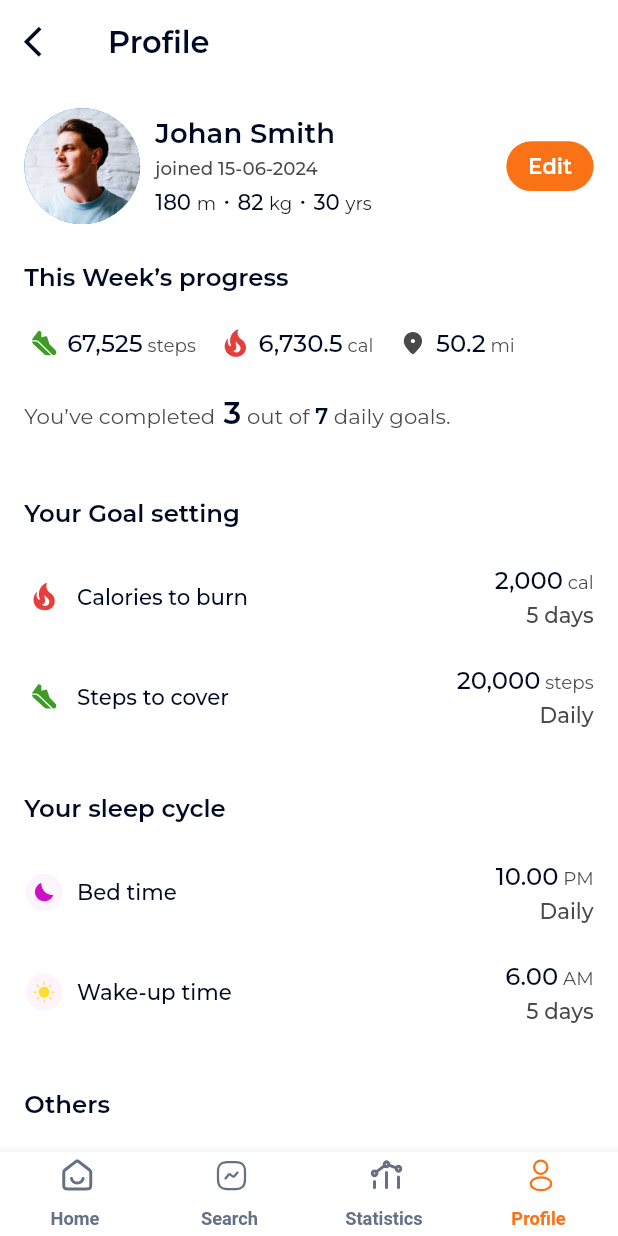
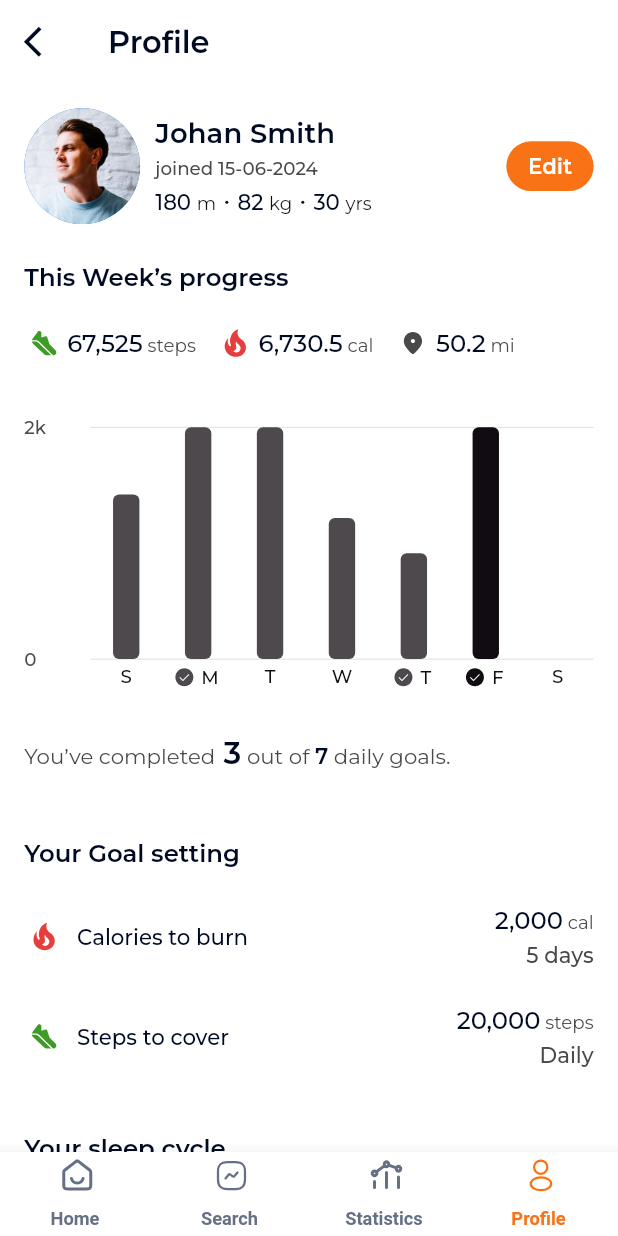
Before and after one commit to Margub-Morshed/Fitness-Tracking-App, a Flutter app: the screen it shows after launch, item 4 of the bottom bar chosen, on a phone screen of 412 x 824 dp. Run offline on Flutter 3.47's test engine with Material 3 defaults, Android fonts, the phone set to English and light mode, and no system bars; drawn by our look-alikes of badges, custom_navigation_bar, fl_chart; our stand-ins replace carousel_slider, flutter_screenutil, flutter_svg, get, google_fonts, percent_indicator; Roboto replaces fonts that are missing (Overpass).

Commit message:
Custom Bar Chart Added In My Account Screen

```diff
--- a/analysis_options.yaml
+++ b/analysis_options.yaml
@@ -7,6 +7,9 @@
 
 # The following line activates a set of recommended lints for Flutter apps,
 # packages, and plugins designed to encourage good coding practices.
+analyzer:
+  errors:
+    deprecated_member_use: ignore
 include: package:flutter_lints/flutter.yaml
 
 linter:
--- a/lib/features/my_account/presentation/screens/my_account.dart
+++ b/lib/features/my_account/presentation/screens/my_account.dart
@@ -4,6 +4,7 @@ import '../../../../core/constants/text_font_style.dart';
 import '../../../../core/helpers/ui_helpers.dart';
 import '../../../../core/widgets/custom_appbar.dart';
 import '../../../../gen/assets.gen.dart';
+import '../widgets/custom_bar_chart.dart';
 import '../widgets/info_row.dart';
 import '../widgets/my_account.dart';
 import '../widgets/other_card.dart';
@@ -53,6 +54,14 @@ class MyAccountScreen extends StatelessWidget {
                   ),
                 ],
               ),
+              UIHelper.verticalSpaceSemiLarge,
+
+              // Custom Vertical Bar Chart
+              SizedBox(
+                height: 180.h,
+                child: const CustomBarChart(),
+              ),
+
               UIHelper.verticalSpaceMedium,
               buildCompletionStatusText(),
               UIHelper.verticalSpaceSemiLarge,
--- /dev/null
+++ b/lib/features/my_account/presentation/widgets/custom_bar_chart.dart
@@ -0,0 +1,220 @@
+import 'package:fitness_tracking_app/core/constants/text_font_style.dart';
+import 'package:fitness_tracking_app/core/helpers/ui_helpers.dart';
+import 'package:fitness_tracking_app/gen/assets.gen.dart';
+import 'package:fl_chart/fl_chart.dart';
+import 'package:flutter/material.dart';
+import 'package:flutter_screenutil/flutter_screenutil.dart';
+import 'package:flutter_svg/svg.dart';
+import '../../../../gen/colors.gen.dart';
+
+class CustomBarChart extends StatelessWidget {
+  const CustomBarChart({super.key});
+
+  @override
+  Widget build(BuildContext context) {
+    final borderRadius = BorderRadius.circular(4.r);
+    final barChartWidth = 16.w;
+    const Color activeColor = AppColors.c110C11;
+    const Color inActiveColor = AppColors.c4D494D;
+
+    return BarChart(
+      BarChartData(
+        alignment: BarChartAlignment.spaceAround,
+
+        // In order to draw horizontal lines at 0 and 2000 on the chart's Y-axis..
+        // 2000 + 1 & - 1 => Actual difference made of 2k.
+        maxY: 2001,
+        minY: -1,
+        barTouchData: BarTouchData(
+          touchTooltipData: BarTouchTooltipData(
+            getTooltipColor: (group) => Colors.transparent,
+            tooltipPadding: EdgeInsets.zero,
+            getTooltipItem: (group, groupIndex, rod, rodIndex) {
+              return null;
+            },
+          ),
+        ),
+        titlesData: FlTitlesData(
+          show: true,
+          bottomTitles: AxisTitles(
+            sideTitles: SideTitles(
+              showTitles: true,
+              reservedSize: 28,
+              getTitlesWidget: (double value, TitleMeta meta) {
+                final style = TextFontStyle.headline12MediumMontserrat
+                    .copyWith(color: activeColor);
+                Widget text;
+                switch (value.toInt()) {
+                  case 0:
+                    text = Text('S', style: style);
+                    break;
+                  case 1:
+                    text = buildAdvanceTitle(
+                        day: 'M', style: style, color: inActiveColor);
+                    break;
+                  case 2:
+                    text = Text('T', style: style);
+                    break;
+                  case 3:
+                    text = Text('W', style: style);
+                    break;
+                  case 4:
+                    text = buildAdvanceTitle(
+                        day: 'T', style: style, color: inActiveColor);
+                    break;
+                  case 5:
+                    text = buildAdvanceTitle(day: 'F', style: style);
+                    break;
+                  case 6:
+                    text = Text('S', style: style);
+                    break;
+                  default:
+                    text = Text('NA', style: style);
+                    break;
+                }
+                return SideTitleWidget(
+                  axisSide: meta.axisSide,
+                  space: 4.sp, // Space between the bar and the label
+                  child: text,
+                );
+              },
+            ),
+          ),
+          leftTitles: AxisTitles(
+            sideTitles: SideTitles(
+              showTitles: true,
+              getTitlesWidget: (value, meta) {
+                if (value == 0 || value == 2000) {
+                  return Text(
+                    value == 0 ? '0' : '2k',
+                    style: TextFontStyle.headline12MediumMontserrat
+                        .copyWith(color: inActiveColor),
+                  );
+                }
+                return const SizedBox.shrink();
+              },
+              reservedSize: 40.w,
+            ),
+          ),
+          topTitles: const AxisTitles(
+            sideTitles: SideTitles(showTitles: false),
+          ),
+          rightTitles: const AxisTitles(
+            sideTitles: SideTitles(showTitles: false),
+          ),
+        ),
+        gridData: FlGridData(
+          show: true,
+          drawHorizontalLine: true,
+          horizontalInterval: 2000, // Draw only at 0 and 2k
+          getDrawingHorizontalLine: (value) {
+            if (value == 0 || value == 2000) {
+              return FlLine(color: AppColors.cD9D8D9, strokeWidth: 0.5.w);
+            }
+            return const FlLine(color: Colors.transparent);
+          },
+          drawVerticalLine: false, // No vertical grid lines
+        ),
+        borderData: FlBorderData(show: false),
+
+        // Vertical Bar's
+        barGroups: [
+          BarChartGroupData(
+            x: 0,
+            barRods: [
+              BarChartRodData(
+                toY: 1400.sp, // Scale this according to your actual data
+                color: inActiveColor,
+                width: barChartWidth,
+                borderRadius: borderRadius,
+              ),
+            ],
+          ),
+          BarChartGroupData(
+            x: 1,
+            barRods: [
+              BarChartRodData(
+                toY: 2050.sp,
+                color: inActiveColor,
+                width: barChartWidth,
+                borderRadius: borderRadius,
+              ),
+            ],
+          ),
+          BarChartGroupData(
+            x: 2,
+            barRods: [
+              BarChartRodData(
+                toY: 2150.sp,
+                color: inActiveColor,
+                width: barChartWidth,
+                borderRadius: borderRadius,
+              ),
+            ],
+          ),
+          BarChartGroupData(
+            x: 3,
+            barRods: [
+              BarChartRodData(
+                toY: 1200.sp,
+                color: inActiveColor,
+                width: barChartWidth,
+                borderRadius: borderRadius,
+              ),
+            ],
+          ),
+          BarChartGroupData(
+            x: 4,
+            barRods: [
+              BarChartRodData(
+                toY: 900.sp,
+                color: inActiveColor,
+                width: barChartWidth,
+                borderRadius: borderRadius,
+              ),
+            ],
+          ),
+          BarChartGroupData(
+            x: 5,
+            barRods: [
+              BarChartRodData(
+                toY: 2400.sp,
+                color: activeColor,
+                width: barChartWidth,
+                borderRadius: borderRadius,
+              ),
+            ],
+          ),
+          BarChartGroupData(
+            x: 6,
+            barRods: [
+              BarChartRodData(
+                toY: 0.sp,
+                color: inActiveColor,
+                width: barChartWidth,
+                borderRadius: borderRadius,
+              ),
+            ],
+          ),
+        ],
+      ),
+    );
+  }
+
+  Padding buildAdvanceTitle(
+      {required TextStyle style, required String day, Color? color}) {
+    return Padding(
+      padding: EdgeInsets.only(right: 4.w),
+      child: Row(
+        children: [
+          SvgPicture.asset(
+            Assets.icons.done,
+            color: color,
+          ),
+          UIHelper.horizontalSpace(3.w),
+          Text(day, style: style),
+        ],
+      ),
+    );
+  }
+}
--- a/lib/gen/assets.gen.dart
+++ b/lib/gen/assets.gen.dart
@@ -40,6 +40,9 @@ class $AssetsIconsGen {
   /// File path: assets/icons/document.svg
   String get document => 'assets/icons/document.svg';
 
+  /// File path: assets/icons/done.svg
+  String get done => 'assets/icons/done.svg';
+
   /// File path: assets/icons/home.svg
   String get home => 'assets/icons/home.svg';
 
@@ -81,6 +84,7 @@ class $AssetsIconsGen {
         chart,
         distance,
         document,
+        done,
         home,
         notification,
         pause,
--- a/lib/gen/colors.gen.dart
+++ b/lib/gen/colors.gen.dart
@@ -31,6 +31,9 @@ class AppColors {
   /// Color: #FF494949
   static const Color c494949 = Color(0xFF494949);
 
+  /// Color: #FF4D494D
+  static const Color c4D494D = Color(0xFF4D494D);
+
   /// Color: #FF667085
   static const Color c667085 = Color(0xFF667085);
 
@@ -42,6 +45,9 @@ class AppColors {
 
   /// Color: #FFD0D5DD
   static const Color cD0D5DD = Color(0xFFD0D5DD);
+
+  /// Color: #FFD9D8D9
+  static const Color cD9D8D9 = Color(0xFFD9D8D9);
 
   /// Color: #FFD9D9D9
   static const Color cD9D9D9 = Color(0xFFD9D9D9);
--- a/pubspec.yaml
+++ b/pubspec.yaml
@@ -22,6 +22,7 @@ dependencies:
   badges: ^3.1.2
   carousel_slider: ^5.0.0
   percent_indicator: ^4.2.3
+  fl_chart: ^0.68.0
 
 dev_dependencies:
   flutter_test:
```
Also changed, not shown: assets/icons/done.svg (added), pubspec.lock, 1 other file.
